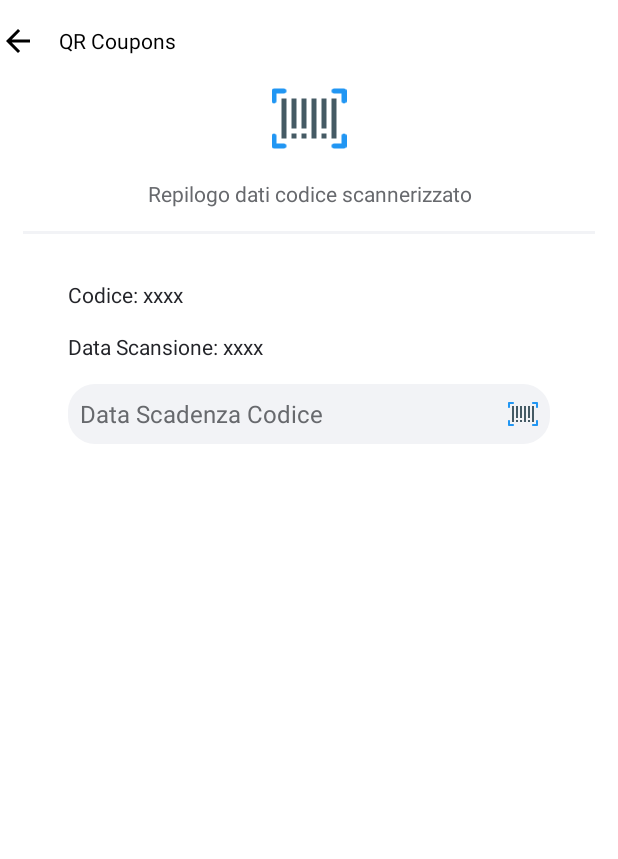
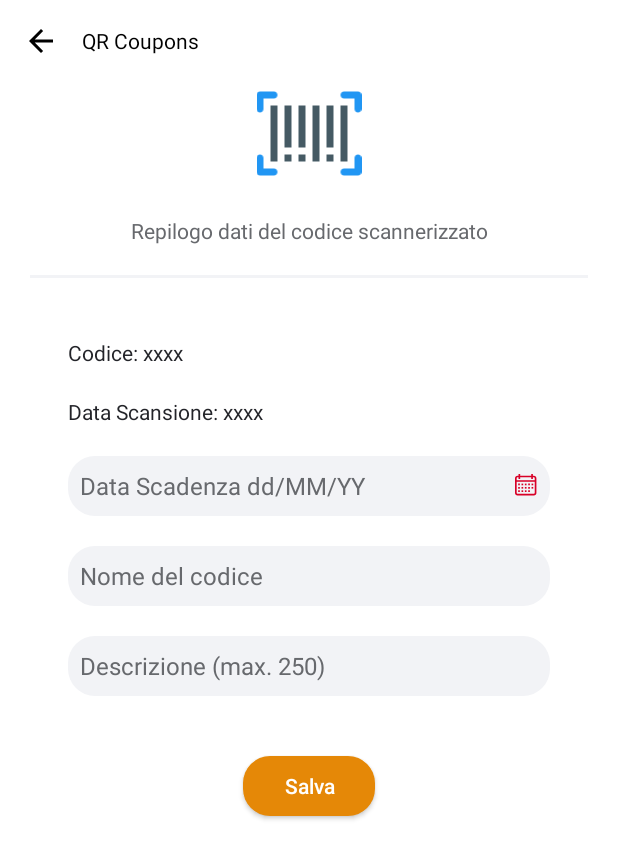
Before and after one commit to Xiryl/Coupons-Qr-App, an Android app: the AddQrActivity screen opened directly, with no data from a screen before it, on a phone screen of 412 x 824 dp. Shown: the top 859 px of the screen. Run offline under Robolectric (Android 15) with nearby library versions, the phone set to English and light mode, and no system bars; our stand-ins replace data binding; libraries missing offline, so code that uses them is left out: com.wdullaer.materialdatetimepicker.

Commit message:
add activity layout

```diff
--- a/QRCoupons/app/src/main/AndroidManifest.xml
+++ b/QRCoupons/app/src/main/AndroidManifest.xml
@@ -9,14 +9,16 @@
     android:roundIcon="@mipmap/ic_launcher_round"
     android:supportsRtl="true"
     android:theme="@style/AppTheme">
-    <activity android:name=".views.MainActivity">
+    <activity android:name=".views.MainActivity"
+      android:screenOrientation="portrait">
       <intent-filter>
         <action android:name="android.intent.action.MAIN" />
 
         <category android:name="android.intent.category.LAUNCHER" />
       </intent-filter>
     </activity>
-    <activity android:name=".views.AddQrActivity"></activity>
+    <activity android:name=".views.AddQrActivity"
+      android:screenOrientation="portrait"></activity>
   </application>
 
 </manifest>
--- /dev/null
+++ b/QRCoupons/app/src/main/res/drawable/ic_calendar.xml
@@ -0,0 +1,54 @@
+<?xml version="1.0" encoding="utf-8"?>
+<vector xmlns:android="http://schemas.android.com/apk/res/android"
+  android:width="15dp"
+  android:height="15dp"
+  android:viewportWidth="550"
+  android:viewportHeight="550"
+  android:alpha="80">
+
+    <path
+        android:fillColor="#D80027"
+        android:pathData="M452,40h-24V0h-40v40H124V0H84v40H60C26.916,40,0,66.916,0,100v352c0,33.084,26.916,60,60,60h392 c33.084,0,60-26.916,60-60V100C512,66.916,485.084,40,452,40z M472,452c0,11.028-8.972,20-20,20H60c-11.028,0-20-8.972-20-20V188 h432V452z M472,148H40v-48c0-11.028,8.972-20,20-20h24v40h40V80h264v40h40V80h24c11.028,0,20,8.972,20,20V148z" />
+    <path
+        android:fillColor="#D80027"
+        android:pathData="M 76 230 H 116 V 270 H 76 V 230 Z" />
+    <path
+        android:fillColor="#D80027"
+        android:pathData="M 156 230 H 196 V 270 H 156 V 230 Z" />
+    <path
+        android:fillColor="#D80027"
+        android:pathData="M 236 230 H 276 V 270 H 236 V 230 Z" />
+    <path
+        android:fillColor="#D80027"
+        android:pathData="M 316 230 H 356 V 270 H 316 V 230 Z" />
+    <path
+        android:fillColor="#D80027"
+        android:pathData="M 396 230 H 436 V 270 H 396 V 230 Z" />
+    <path
+        android:fillColor="#D80027"
+        android:pathData="M 76 310 H 116 V 350 H 76 V 310 Z" />
+    <path
+        android:fillColor="#D80027"
+        android:pathData="M 156 310 H 196 V 350 H 156 V 310 Z" />
+    <path
+        android:fillColor="#D80027"
+        android:pathData="M 236 310 H 276 V 350 H 236 V 310 Z" />
+    <path
+        android:fillColor="#D80027"
+        android:pathData="M 316 310 H 356 V 350 H 316 V 310 Z" />
+    <path
+        android:fillColor="#D80027"
+        android:pathData="M 76 390 H 116 V 430 H 76 V 390 Z" />
+    <path
+        android:fillColor="#D80027"
+        android:pathData="M 156 390 H 196 V 430 H 156 V 390 Z" />
+    <path
+        android:fillColor="#D80027"
+        android:pathData="M 236 390 H 276 V 430 H 236 V 390 Z" />
+    <path
+        android:fillColor="#D80027"
+        android:pathData="M 316 390 H 356 V 430 H 316 V 390 Z" />
+    <path
+        android:fillColor="#D80027"
+        android:pathData="M 396 310 H 436 V 350 H 396 V 310 Z" />
+</vector>
--- a/QRCoupons/app/src/main/res/drawable/rounded_button.xml
+++ b/QRCoupons/app/src/main/res/drawable/rounded_button.xml
@@ -2,7 +2,7 @@
 <!--  res/drawable/rounded_edittext.xml -->
 <shape xmlns:android="http://schemas.android.com/apk/res/android"
   android:shape="rectangle" android:padding="10dp">
-  <solid android:color="@color/bottombar_dark_gray"/>
+  <solid android:color="@color/dark_gray"/>
   <corners
     android:bottomRightRadius="@dimen/edittext_border_roiund"
     android:bottomLeftRadius="@dimen/edittext_border_roiund"
--- a/QRCoupons/app/src/main/res/layout/add_qr_layout.xml
+++ b/QRCoupons/app/src/main/res/layout/add_qr_layout.xml
@@ -2,10 +2,9 @@
 <layout>
   <data/>
   <RelativeLayout xmlns:android="http://schemas.android.com/apk/res/android"
-    xmlns:app="http://schemas.android.com/apk/res-auto"
     xmlns:tools="http://schemas.android.com/tools"
     android:layout_width="match_parent"
-    android:layout_height="match_parent"
+    android:layout_height="fill_parent"
     android:background="@color/white"
     tools:context=".views.MainActivity">
 
@@ -18,6 +17,7 @@
       <android.support.v7.widget.AppCompatImageButton
         android:src="@drawable/ic_arrow_left"
         android:background="@android:color/transparent"
+        android:layout_marginStart="@dimen/offset_15"
         android:layout_width="wrap_content"
         android:layout_height="match_parent"/>
 
@@ -34,65 +34,117 @@
 
     <LinearLayout
       android:layout_width="match_parent"
-      android:layout_height="match_parent"
+      android:layout_height="fill_parent"
       android:orientation="vertical">
 
+      <!-- HEADER -->
       <ImageView
         android:layout_marginTop="@dimen/toolbar_height"
         android:layout_width="match_parent"
-        android:layout_height="50dp"
-        android:src="@drawable/ic_barcode"
-        />
+        android:layout_height="@dimen/img_qr_height"
+        android:src="@drawable/ic_barcode"/>
 
       <android.support.v7.widget.AppCompatTextView
-        android:layout_marginTop="15dp"
+        android:layout_marginTop="@dimen/offset_20"
         android:layout_width="match_parent"
         android:layout_height="wrap_content"
-        android:text="Repilogo dati codice scannerizzato"
+        android:text="@string/add_qr_layout_txt_header"
         android:textColor="@color/bottombar_gray"
         android:gravity="center"/>
 
       <View
-        android:layout_margin="15dp"
+        android:layout_margin="@dimen/offset_20"
         android:layout_width="fill_parent"
-        android:layout_height="2dp"
+        android:layout_height="@dimen/hr_height"
         android:background="@color/light_gray"/>
+      <!-- END HEADER -->
 
 
+      <!-- QR CODE -->
       <android.support.v7.widget.AppCompatTextView
-        android:layout_marginStart="45dp"
-        android:layout_marginTop="15dp"
+        android:layout_marginStart="@dimen/add_qr_txtv_margin_start"
+        android:layout_marginTop="@dimen/offset_20"
         android:layout_width="match_parent"
         android:layout_height="wrap_content"
         android:text="Codice: xxxx"
         android:textColor="@color/bottombar_dark_gray"
-        android:gravity="left"/>
+        android:gravity="start"/>
 
+      <!-- DATE SCAN  -->
       <android.support.v7.widget.AppCompatTextView
-        android:layout_marginStart="45dp"
-        android:layout_marginTop="15dp"
+        android:layout_marginStart="@dimen/add_qr_txtv_margin_start"
+        android:layout_marginTop="@dimen/offset_20"
         android:layout_width="match_parent"
         android:layout_height="wrap_content"
         android:text="Data Scansione: xxxx"
         android:textColor="@color/bottombar_dark_gray"
-        android:gravity="left"/>
+        android:gravity="start"/>
 
+      <!-- DATE EXPIRIED -->
       <EditText
         android:id="@+id/add_qr_layout_edittext_end_date"
         android:layout_width="fill_parent"
         android:layout_height="@dimen/edittext_height"
         android:padding="8dp"
-        android:layout_marginTop="15dp"
-        android:layout_marginStart="45dp"
-        android:layout_marginEnd="45dp"
-        android:drawablePadding="10dp"
-        android:drawableEnd="@drawable/ic_barcode"
+        android:layout_marginStart="@dimen/add_qr_txtv_margin_start"
+        android:layout_marginTop="@dimen/offset_20"
+        android:layout_marginEnd="@dimen/add_qr_txtv_margin_start"
+        android:drawablePadding="@dimen/add_qr_txtv_margin_end"
+        android:drawableEnd="@drawable/ic_calendar"
         android:textSize="@dimen/edittext_textsize"
-        android:hint="Data Scadenza Codice"
+        android:hint="@string/add_qr_layout_edittext_hint"
         android:textColorHint="@color/bottombar_gray"
         android:textColor="@color/bottombar_gray"
         android:background="@drawable/rounded_edittext" />
 
+
+      <!-- NAME -->
+      <EditText
+        android:id="@+id/add_qr_layout_edittext_name"
+        android:layout_width="fill_parent"
+        android:layout_height="@dimen/edittext_height"
+        android:padding="8dp"
+        android:layout_marginStart="@dimen/add_qr_txtv_margin_start"
+        android:layout_marginTop="@dimen/offset_20"
+        android:layout_marginEnd="@dimen/add_qr_txtv_margin_start"
+        android:textSize="@dimen/edittext_textsize"
+        android:hint="@string/add_qr_layout_edittext_name_hint"
+        android:textColorHint="@color/bottombar_gray"
+        android:textColor="@color/bottombar_gray"
+        android:background="@drawable/rounded_edittext" />
+
+      <!-- DESCRIPTION -->
+      <EditText
+        android:id="@+id/add_qr_layout_edittext_description"
+        android:layout_width="fill_parent"
+        android:layout_height="@dimen/edittext_height"
+        android:padding="8dp"
+        android:layout_marginStart="@dimen/add_qr_txtv_margin_start"
+        android:layout_marginTop="@dimen/offset_20"
+        android:layout_marginEnd="@dimen/add_qr_txtv_margin_start"
+        android:textSize="@dimen/edittext_textsize"
+        android:hint="@string/add_qr_layout_edittext_description_hint"
+        android:textColorHint="@color/bottombar_gray"
+        android:textColor="@color/bottombar_gray"
+        android:background="@drawable/rounded_edittext" />
+
+      <!-- SAVE -->
+      <android.support.v7.widget.AppCompatButton
+        android:id="@+id/add_qr_layout_btn_salva"
+        android:layout_width="wrap_content"
+        android:layout_height="@dimen/offset_40"
+        android:layout_marginTop="@dimen/offset_40"
+        android:textColor="@color/white"
+        android:text="@string/add_qr_layout_btn_salva"
+        android:paddingStart="@dimen/offset_15"
+        android:paddingEnd="@dimen/offset_15"
+        android:textAllCaps="false"
+        android:layout_gravity="bottom|center_horizontal"
+        android:background="@drawable/rounded_button_ocra"/>
+
     </LinearLayout>
+
+
+
   </RelativeLayout>
 </layout>
--- a/QRCoupons/app/src/main/res/layout/qrscan_fragment_layout.xml
+++ b/QRCoupons/app/src/main/res/layout/qrscan_fragment_layout.xml
@@ -9,18 +9,19 @@
   tools:context=".fragments.ScanQrFragment"
   android:background="@color/white">
 
+  <!-- QR INPUT BAR -->
   <RelativeLayout xmlns:android="http://schemas.android.com/apk/res/android"
     android:layout_width="fill_parent"
     android:layout_height="wrap_content"
-    android:layout_marginTop="15dp">
+    android:layout_marginTop="@dimen/offset_15">
 
     <EditText
       android:id="@+id/qrscan_fragment_edittext_qrcode"
       android:layout_width="fill_parent"
       android:layout_height="@dimen/edittext_height"
-      android:padding="8dp"
+      android:padding="@dimen/offset_10"
       android:layout_margin="@dimen/edittext_margin"
-      android:drawablePadding="10dp"
+      android:drawablePadding="@dimen/offset_10"
       android:drawableStart="@drawable/ic_barcode"
       android:textSize="@dimen/edittext_textsize"
       android:hint="@string/edittext_hint"
@@ -28,6 +29,7 @@
       android:textColor="@color/bottombar_gray"
       android:background="@drawable/rounded_edittext" />
 
+    <!-- VALIDA BUTTON -->
     <android.support.v7.widget.AppCompatButton
       android:id="@+id/qrscan_fragment_btn_valida"
       android:layout_width="wrap_content"
@@ -38,7 +40,9 @@
       android:layout_centerVertical="true"
       android:text="@string/btn_valida"
       android:background="@drawable/rounded_button"/>
+    <!-- END VALIDA BUTTON -->
   </RelativeLayout>
+  <!-- END QR INPUT BAR -->
 
   <LinearLayout
     android:orientation="vertical"
@@ -46,48 +50,46 @@
     android:layout_height="fill_parent"
     android:gravity="center_vertical">
 
+    <!-- GIF ANIMATED -->
     <com.airbnb.lottie.LottieAnimationView
-      android:id="@+id/animation_view"
-
-      android:layout_marginLeft="40dp"
-      android:layout_marginRight="15dp"
+      android:id="@+id/qrscan_fragment_animation_view"
+      android:layout_marginStart="@dimen/lottie_animation_margin_start"
+      android:layout_marginEnd="@dimen/offset_15"
       android:gravity="center"
       android:layout_width="match_parent"
-      android:layout_height="300dp"
+      android:layout_height="@dimen/lottie_animation_max_heigth"
       android:layout_gravity="center_vertical"
       app:lottie_rawRes="@raw/scan"
       app:lottie_loop="true"
       app:lottie_autoPlay="true" />
+    <!-- END GIF ANIMATED -->
 
+    <!-- SCAN TEXT -->
     <android.support.v7.widget.AppCompatTextView
       android:layout_marginTop="25dp"
       android:layout_width="match_parent"
       android:layout_height="wrap_content"
-      android:text="Scannerizza il codice QR\no il codice a barre in modo automatico"
+      android:layout_marginBottom="@dimen/offset_10"
+      android:text="@string/qr_scan_layout_scan_qr"
       android:textColor="@color/bottombar_gray"
       android:gravity="center"/>
-
-
-
-
+    <!-- END SCAN TEXT -->
   </LinearLayout>
 
+  <!-- SCAN QR BUTTON -->
   <android.support.v7.widget.AppCompatButton
     android:id="@+id/qrscan_fragment_btn_scannerizzaqr"
     android:layout_width="wrap_content"
-    android:layout_height="40dp"
-    android:layout_marginTop="40dp"
+    android:layout_height="@dimen/offset_40"
+    android:layout_marginTop="@dimen/offset_10"
     android:textColor="@color/white"
-    android:text="Scannerizza Codice"
-    android:paddingStart="15dp"
-    android:paddingEnd="15dp"
+    android:text="@string/qr_scan_layoyt_btn_scan"
+    android:paddingStart="@dimen/offset_15"
+    android:paddingEnd="@dimen/offset_15"
     android:textAllCaps="false"
     android:layout_gravity="bottom|center_horizontal"
-    android:layout_marginBottom="35dp"
+    android:layout_marginBottom="@dimen/offset_35"
     android:background="@drawable/rounded_button_ocra"/>
-
-
-
+  <!-- END SCAN QR BUTTON -->
 </FrameLayout>
-
 </layout>
--- a/QRCoupons/app/src/main/res/values/colors.xml
+++ b/QRCoupons/app/src/main/res/values/colors.xml
@@ -8,6 +8,7 @@
   <color name="black">#000000</color>
   <color name="white">#ffffff</color>
   <color name="bottombar_dark_gray">#232429</color>
+  <color name="dark_gray">#555555</color>
   <color name="bottombar_gray">#67696D</color>
   <color name="ocra">#E58807</color>
 </resources>
--- a/QRCoupons/app/src/main/res/values/dimen.xml
+++ b/QRCoupons/app/src/main/res/values/dimen.xml
@@ -6,4 +6,15 @@
   <dimen name="edittext_height">40dp</dimen>
   <dimen name="edittext_margin">15dp</dimen>
   <dimen name="edittext_textsize">16sp</dimen>
+  <dimen name="offset_15">15dp</dimen>
+  <dimen name="offset_10">10dp</dimen>
+  <dimen name="offset_40">40dp</dimen>
+  <dimen name="offset_20">20dp</dimen>
+  <dimen name="offset_35">35dp</dimen>
+  <dimen name="lottie_animation_max_heigth">300dp</dimen>
+  <dimen name="lottie_animation_margin_start">40dp</dimen>
+  <dimen name="img_qr_height">70dp</dimen>
+  <dimen name="hr_height">2dp</dimen>
+  <dimen name="add_qr_txtv_margin_start">45dp</dimen>
+  <dimen name="add_qr_txtv_margin_end">15dp</dimen>
 </resources>
--- a/QRCoupons/app/src/main/res/values/strings.xml
+++ b/QRCoupons/app/src/main/res/values/strings.xml
@@ -2,4 +2,12 @@
   <string name="app_name">QR Coupons</string>
   <string name="btn_valida">Valida</string>
   <string name="edittext_hint"> Codice Qr</string>
+  <string name="qr_scan_layout_scan_qr">Scannerizza il codice QR\no il codice a barre in modo automatico"</string>
+  <string name="qr_scan_layoyt_btn_scan">Scannerizza Codice</string>
+  <string name="add_qr_layout_txt_header">Repilogo dati del codice scannerizzato</string>
+  <string name="add_qr_layout_edittext_hint">Data Scadenza dd/MM/YY</string>
+  <string name="add_qr_layout_edittext_description_hint">Descrizione (max. 250)</string>
+  <string name="add_qr_layout_edittext_name_hint">Nome del codice</string>
+  <string name="add_qr_layout_edittext_url_hint">URL / Link</string>
+  <string name="add_qr_layout_btn_salva">Salva</string>
 </resources>
```
